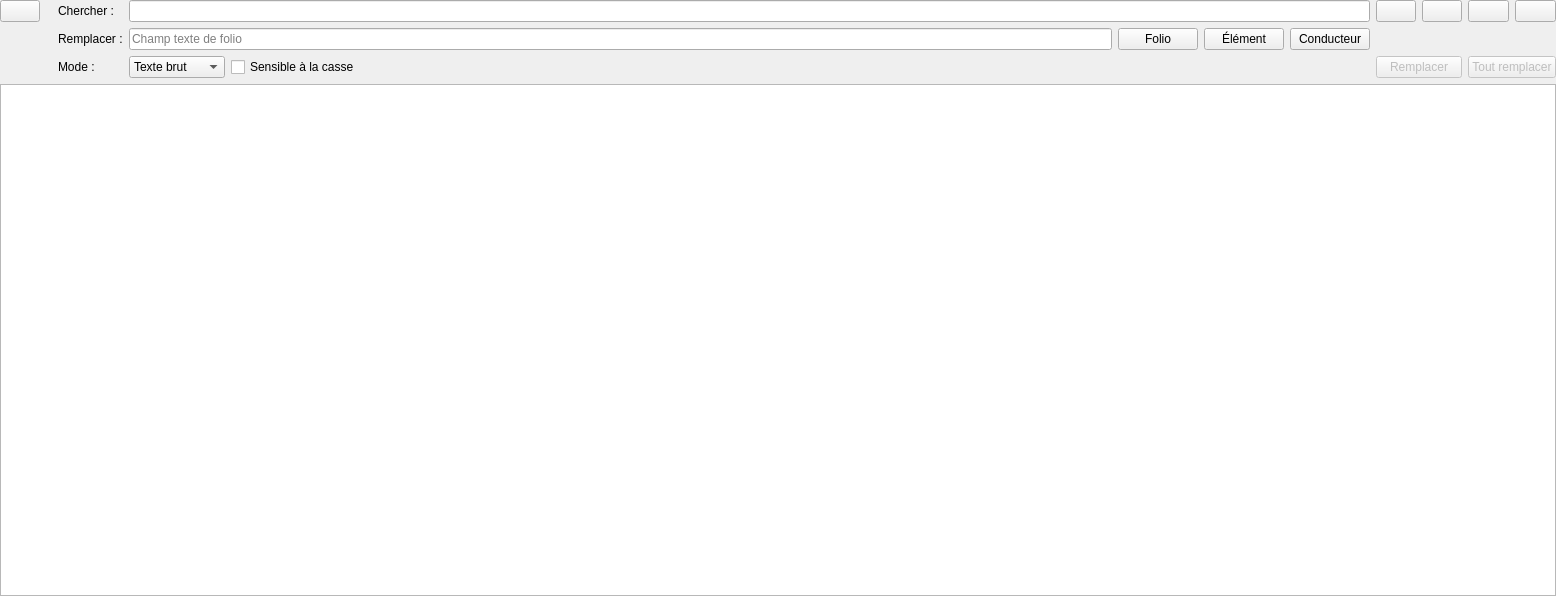
qelectrotech/qelectrotech-source-mirror, file sources/SearchAndReplace/ui/searchandreplacewidget.ui: the form before one commit.
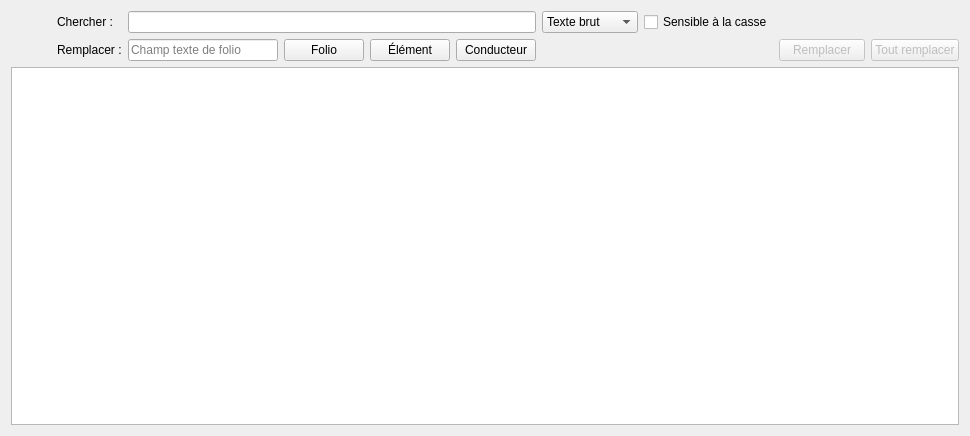
The form after the commit. Icons and pictures are not drawn.

Commit message: Search and replace widget, improve layout

```diff
--- a/sources/SearchAndReplace/ui/searchandreplacewidget.ui
+++ b/sources/SearchAndReplace/ui/searchandreplacewidget.ui
@@ -6,41 +6,66 @@
    <rect>
     <x>0</x>
     <y>0</y>
-    <width>1556</width>
-    <height>596</height>
+    <width>970</width>
+    <height>436</height>
    </rect>
   </property>
   <property name="windowTitle">
    <string>Form</string>
   </property>
-  <layout class="QGridLayout" name="gridLayout_2" rowstretch="0,0,0,0,1,0">
-   <property name="leftMargin">
-    <number>0</number>
-   </property>
-   <property name="topMargin">
-    <number>0</number>
-   </property>
-   <property name="rightMargin">
-    <number>0</number>
-   </property>
-   <property name="bottomMargin">
-    <number>0</number>
-   </property>
+  <layout class="QGridLayout" name="gridLayout" rowstretch="0,0,1" columnstretch="0,0,1,0,0,0,0,0,0,0,0,0">
+   <item row="0" column="0">
+    <widget class="QPushButton" name="m_quit_button">
+     <property name="toolTip">
+      <string>Quitter</string>
+     </property>
+     <property name="text">
+      <string/>
+     </property>
+     <property name="icon">
+      <iconset resource="../../../qelectrotech.qrc">
+       <normaloff>:/ico/16x16/window-close.svg</normaloff>:/ico/16x16/window-close.svg</iconset>
+     </property>
+     <property name="flat">
+      <bool>true</bool>
+     </property>
+    </widget>
+   </item>
+   <item row="0" column="1">
+    <widget class="QLabel" name="m_search">
+     <property name="text">
+      <string>Chercher :</string>
+     </property>
+    </widget>
+   </item>
    <item row="0" column="6">
-    <widget class="QPushButton" name="m_reload_pb">
+    <widget class="QComboBox" name="m_mode_cb">
      <property name="toolTip">
       <string>Actualiser</string>
      </property>
+     <property name="frame">
+      <bool>true</bool>
+     </property>
+     <item>
      <property name="text">
-      <string/>
-     </property>
-     <property name="icon">
-      <iconset>
-       <normaloff>:/ico/16x16/view-refresh.png</normaloff>:/ico/16x16/view-refresh.png</iconset>
-     </property>
+       <string>Texte brut</string>
+      </property>
+     </item>
+     <item>
+      <property name="text">
+       <string>Mots entiers</string>
+      </property>
+     </item>
     </widget>
    </item>
-   <item row="0" column="4">
+   <item row="0" column="7">
+    <widget class="QCheckBox" name="m_case_sensitive_cb">
+     <property name="text">
+      <string>Sensible à la casse</string>
+     </property>
+    </widget>
+   </item>
+   <item row="0" column="8">
     <widget class="QPushButton" name="m_next_pb">
      <property name="toolTip">
       <string>Aller à la correspondance suivante</string>
@@ -53,11 +78,45 @@
        <normaloff>:/ico/16x16/go-bottom.png</normaloff>:/ico/16x16/go-bottom.png</iconset>
      </property>
      <property name="flat">
-      <bool>false</bool>
+      <bool>true</bool>
      </property>
     </widget>
    </item>
-   <item row="0" column="7">
+   <item row="0" column="9">
+    <widget class="QPushButton" name="m_previous_pb">
+     <property name="toolTip">
+      <string>Aller à la correspondance précédente</string>
+     </property>
+     <property name="text">
+      <string/>
+     </property>
+     <property name="icon">
+      <iconset resource="../../../qelectrotech.qrc">
+       <normaloff>:/ico/16x16/go-top.png</normaloff>:/ico/16x16/go-top.png</iconset>
+     </property>
+     <property name="flat">
+      <bool>true</bool>
+     </property>
+    </widget>
+   </item>
+   <item row="0" column="10">
+    <widget class="QPushButton" name="m_reload_pb">
+     <property name="toolTip">
+      <string>Actualiser</string>
+     </property>
+     <property name="text">
+      <string/>
+     </property>
+     <property name="icon">
+      <iconset resource="../../../qelectrotech.qrc">
+       <normaloff>:/ico/16x16/view-refresh.png</normaloff>:/ico/16x16/view-refresh.png</iconset>
+     </property>
+     <property name="flat">
+      <bool>true</bool>
+     </property>
+    </widget>
+   </item>
+   <item row="0" column="11">
     <widget class="QPushButton" name="m_advanced_pb">
      <property name="toolTip">
       <string>&lt;html&gt;&lt;head/&gt;&lt;body&gt;&lt;p&gt;Afficher les options avancées&lt;/p&gt;&lt;/body&gt;&lt;/html&gt;</string>
@@ -76,108 +135,18 @@
       <bool>false</bool>
      </property>
      <property name="flat">
-      <bool>false</bool>
-     </property>
-    </widget>
-   </item>
-   <item row="4" column="0" colspan="8">
-    <widget class="QTreeWidget" name="m_tree_widget">
-     <property name="uniformRowHeights">
       <bool>true</bool>
      </property>
-     <property name="animated">
-      <bool>true</bool>
-     </property>
-     <property name="allColumnsShowFocus">
-      <bool>true</bool>
-     </property>
-     <attribute name="headerVisible">
-      <bool>false</bool>
-     </attribute>
-     <column>
-      <property name="text">
-       <string notr="true">1</string>
-      </property>
-     </column>
     </widget>
    </item>
-   <item row="0" column="5">
-    <widget class="QPushButton" name="m_previous_pb">
-     <property name="toolTip">
-      <string>Aller à la correspondance précédente</string>
-     </property>
-     <property name="text">
-      <string/>
-     </property>
-     <property name="icon">
-      <iconset>
-       <normaloff>:/ico/16x16/go-top.png</normaloff>:/ico/16x16/go-top.png</iconset>
-     </property>
-     <property name="flat">
-      <bool>false</bool>
-     </property>
-    </widget>
-   </item>
-   <item row="5" column="0">
-    <spacer name="m_v_spacer">
-     <property name="orientation">
-      <enum>Qt::Vertical</enum>
-     </property>
-     <property name="sizeHint" stdset="0">
-      <size>
-       <width>20</width>
-       <height>0</height>
-      </size>
-     </property>
-    </spacer>
-   </item>
-   <item row="0" column="0">
-    <widget class="QPushButton" name="m_quit_button">
-     <property name="toolTip">
-      <string>Quitter</string>
-     </property>
-     <property name="text">
-      <string/>
-     </property>
-     <property name="icon">
-      <iconset>
-       <normaloff>:/ico/16x16/window-close.svg</normaloff>:/ico/16x16/window-close.svg</iconset>
-     </property>
-     <property name="flat">
-      <bool>false</bool>
-     </property>
-    </widget>
-   </item>
-   <item row="0" column="3" rowspan="3">
-    <layout class="QGridLayout" name="gridLayout">
-     <item row="1" column="0">
+   <item row="1" column="1">
       <widget class="QLabel" name="m_replace">
        <property name="text">
         <string>Remplacer :</string>
        </property>
       </widget>
      </item>
-     <item row="0" column="1" colspan="6">
-      <widget class="QLineEdit" name="m_search_le">
-       <property name="clearButtonEnabled">
-        <bool>true</bool>
-       </property>
-      </widget>
-     </item>
-     <item row="1" column="5">
-      <widget class="QPushButton" name="m_element_pb">
-       <property name="enabled">
-        <bool>true</bool>
-       </property>
-       <property name="toolTip">
-        <string>&lt;html&gt;&lt;head/&gt;&lt;body&gt;&lt;p&gt;Définir les propriétés à remplacer dans les éléments&lt;/p&gt;&lt;/body&gt;&lt;/html&gt;</string>
-       </property>
-       <property name="text">
-        <string>Élément</string>
-       </property>
-      </widget>
-     </item>
-     <item row="1" column="1" colspan="3">
+   <item row="1" column="2">
       <widget class="QLineEdit" name="m_replace_le">
        <property name="placeholderText">
         <string>Champ texte de folio</string>
@@ -187,31 +156,7 @@
        </property>
       </widget>
      </item>
-     <item row="0" column="0">
-      <widget class="QLabel" name="m_search">
-       <property name="text">
-        <string>Chercher :</string>
-       </property>
-      </widget>
-     </item>
-     <item row="1" column="6">
-      <widget class="QPushButton" name="m_conductor_pb">
-       <property name="toolTip">
-        <string>&lt;html&gt;&lt;head/&gt;&lt;body&gt;&lt;p&gt;Définir les propriétés à remplacer dans les conducteurs&lt;/p&gt;&lt;/body&gt;&lt;/html&gt;</string>
-       </property>
-       <property name="text">
-        <string>Conducteur</string>
-       </property>
-      </widget>
-     </item>
-     <item row="2" column="0">
-      <widget class="QLabel" name="m_mode">
-       <property name="text">
-        <string>Mode :</string>
-       </property>
-      </widget>
-     </item>
-     <item row="1" column="4">
+   <item row="1" column="3">
       <widget class="QPushButton" name="m_folio_pb">
        <property name="toolTip">
         <string>&lt;html&gt;&lt;head/&gt;&lt;body&gt;&lt;p&gt;Définir les propriétés à remplacer dans les folios&lt;/p&gt;&lt;/body&gt;&lt;/html&gt;</string>
@@ -221,46 +166,30 @@
        </property>
       </widget>
      </item>
-     <item row="2" column="1">
-      <widget class="QComboBox" name="m_mode_cb">
-       <property name="frame">
+   <item row="1" column="4">
+    <widget class="QPushButton" name="m_element_pb">
+     <property name="enabled">
         <bool>true</bool>
        </property>
-       <item>
-        <property name="text">
-         <string>Texte brut</string>
-        </property>
-       </item>
-       <item>
+     <property name="toolTip">
+      <string>&lt;html&gt;&lt;head/&gt;&lt;body&gt;&lt;p&gt;Définir les propriétés à remplacer dans les éléments&lt;/p&gt;&lt;/body&gt;&lt;/html&gt;</string>
+     </property>
         <property name="text">
-         <string>Mots entiers</string>
-        </property>
-       </item>
-      </widget>
-     </item>
-     <item row="2" column="3">
-      <spacer name="horizontalSpacer">
-       <property name="orientation">
-        <enum>Qt::Horizontal</enum>
-       </property>
-       <property name="sizeHint" stdset="0">
-        <size>
-         <width>40</width>
-         <height>20</height>
-        </size>
-       </property>
-      </spacer>
-     </item>
-     <item row="2" column="2">
-      <widget class="QCheckBox" name="m_case_sensitive_cb">
+      <string>Élément</string>
+     </property>
+    </widget>
+   </item>
+   <item row="1" column="5">
+    <widget class="QPushButton" name="m_conductor_pb">
+     <property name="toolTip">
+      <string>&lt;html&gt;&lt;head/&gt;&lt;body&gt;&lt;p&gt;Définir les propriétés à remplacer dans les conducteurs&lt;/p&gt;&lt;/body&gt;&lt;/html&gt;</string>
+     </property>
        <property name="text">
-        <string>Sensible à la casse</string>
+      <string>Conducteur</string>
        </property>
       </widget>
      </item>
-    </layout>
-   </item>
-   <item row="2" column="4" colspan="2">
+   <item row="1" column="8" colspan="2">
     <widget class="QPushButton" name="m_replace_pb">
      <property name="enabled">
       <bool>false</bool>
@@ -273,7 +202,7 @@
      </property>
     </widget>
    </item>
-   <item row="2" column="6" colspan="2">
+   <item row="1" column="10" colspan="2">
     <widget class="QPushButton" name="m_replace_all_pb">
      <property name="enabled">
       <bool>false</bool>
@@ -286,6 +215,34 @@
      </property>
     </widget>
    </item>
+   <item row="0" column="2" colspan="4">
+    <widget class="QLineEdit" name="m_search_le">
+     <property name="clearButtonEnabled">
+      <bool>true</bool>
+     </property>
+    </widget>
+   </item>
+   <item row="2" column="0" colspan="12">
+    <widget class="QTreeWidget" name="m_tree_widget">
+     <property name="uniformRowHeights">
+      <bool>true</bool>
+     </property>
+     <property name="animated">
+      <bool>true</bool>
+     </property>
+     <property name="allColumnsShowFocus">
+      <bool>true</bool>
+     </property>
+     <attribute name="headerVisible">
+      <bool>false</bool>
+     </attribute>
+     <column>
+      <property name="text">
+       <string notr="true">1</string>
+      </property>
+     </column>
+    </widget>
+   </item>
   </layout>
  </widget>
  <resources/>
```
Left out of the diff: 10 changed lines with no effect on the pictures. Lines whose indentation alone changed are shown as unchanged. The commit also changes 1 other file.
